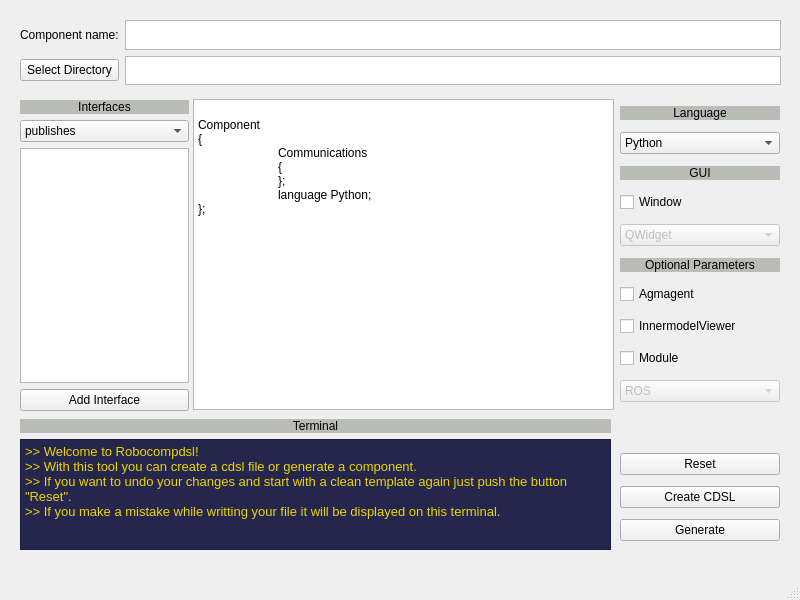
Qt form robocompdsl-gui/gui.ui (robocomp/tools) before a commit.
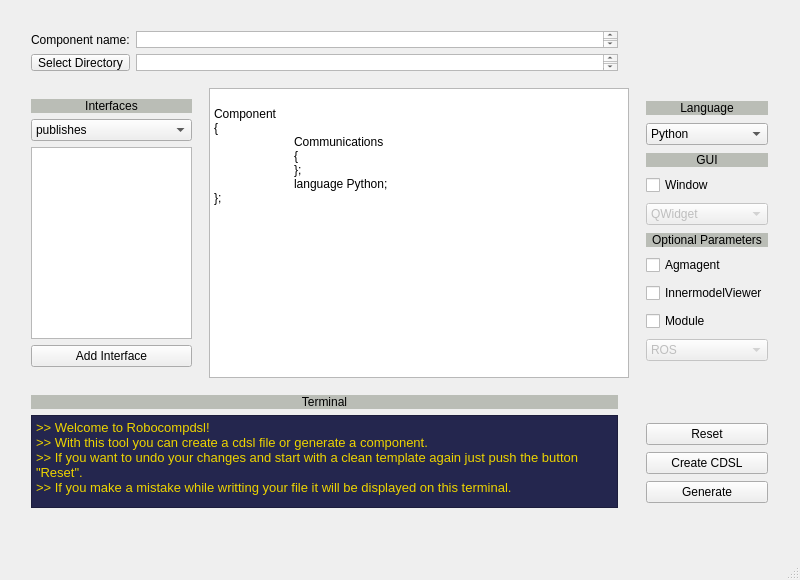
The same form after that commit.

The edit to the form file:
```diff
--- a/robocompdsl-gui/gui.ui
+++ b/robocompdsl-gui/gui.ui
@@ -10,34 +10,104 @@
     <x>0</x>
     <y>0</y>
     <width>800</width>
-    <height>600</height>
+    <height>580</height>
    </rect>
   </property>
   <property name="minimumSize">
    <size>
     <width>800</width>
-    <height>600</height>
+    <height>580</height>
    </size>
   </property>
   <property name="maximumSize">
    <size>
     <width>800</width>
-    <height>600</height>
+    <height>580</height>
+   </size>
+  </property>
+  <property name="baseSize">
+   <size>
+    <width>0</width>
+    <height>0</height>
    </size>
   </property>
   <property name="windowTitle">
    <string>MainWindow</string>
   </property>
-  <widget class="QWidget" name="centralwidget">
+  <widget class="QWidget" name="centralWidget">
+   <widget class="QWidget" name="gridLayoutWidget">
+    <property name="geometry">
+     <rect>
+      <x>9</x>
+      <y>9</y>
+      <width>781</width>
+      <height>521</height>
+     </rect>
+    </property>
+    <layout class="QGridLayout" name="gridLayout">
+     <item row="2" column="0" colspan="2">
+      <widget class="QWidget" name="terminal" native="true">
+       <property name="sizePolicy">
+        <sizepolicy hsizetype="Preferred" vsizetype="Preferred">
+         <horstretch>0</horstretch>
+         <verstretch>0</verstretch>
+        </sizepolicy>
+       </property>
+       <property name="minimumSize">
+        <size>
+         <width>0</width>
+         <height>135</height>
+        </size>
+       </property>
+       <property name="maximumSize">
+        <size>
+         <width>16777215</width>
+         <height>135</height>
+        </size>
+       </property>
+       <layout class="QVBoxLayout" name="verticalLayout_7">
+        <item>
+         <widget class="QLabel" name="terminalLabel">
+          <property name="sizePolicy">
+           <sizepolicy hsizetype="Preferred" vsizetype="Preferred">
+            <horstretch>0</horstretch>
+            <verstretch>0</verstretch>
+           </sizepolicy>
+          </property>
+          <property name="styleSheet">
+           <string notr="true">background-color: rgb(186, 189, 182);</string>
+          </property>
+          <property name="text">
+           <string>Terminal</string>
+          </property>
+          <property name="alignment">
+           <set>Qt::AlignCenter</set>
+          </property>
+         </widget>
+        </item>
+        <item>
+         <widget class="QTextEdit" name="terminal_2">
+          <property name="styleSheet">
+           <string notr="true">background-color: rgb(36, 38, 78);
+font: 11pt &quot;Ubuntu Mono&quot;;</string>
+          </property>
+          <property name="html">
+           <string>&lt;!DOCTYPE HTML PUBLIC &quot;-//W3C//DTD HTML 4.0//EN&quot; &quot;http://www.w3.org/TR/REC-html40/strict.dtd&quot;&gt;
+&lt;html&gt;&lt;head&gt;&lt;meta name=&quot;qrichtext&quot; content=&quot;1&quot; /&gt;&lt;style type=&quot;text/css&quot;&gt;
+p, li { white-space: pre-wrap; }
+&lt;/style&gt;&lt;/head&gt;&lt;body style=&quot; font-family:'Ubuntu Mono'; font-size:11pt; font-weight:400; font-style:normal;&quot;&gt;
+&lt;p style=&quot; margin-top:0px; margin-bottom:0px; margin-left:0px; margin-right:0px; -qt-block-indent:0; text-indent:0px;&quot;&gt;&lt;span style=&quot; font-size:10pt; color:#edd400;&quot;&gt;&amp;gt;&amp;gt; Welcome to Robocompdsl!&lt;/span&gt;&lt;/p&gt;
+&lt;p style=&quot; margin-top:0px; margin-bottom:0px; margin-left:0px; margin-right:0px; -qt-block-indent:0; text-indent:0px;&quot;&gt;&lt;span style=&quot; font-size:10pt; color:#edd400;&quot;&gt;&amp;gt;&amp;gt; With this tool you can create a cdsl file or generate a component.&lt;/span&gt;&lt;/p&gt;
+&lt;p style=&quot; margin-top:0px; margin-bottom:0px; margin-left:0px; margin-right:0px; -qt-block-indent:0; text-indent:0px;&quot;&gt;&lt;span style=&quot; font-size:10pt; color:#edd400;&quot;&gt;&amp;gt;&amp;gt; If you want to undo your changes and start with a clean template again just push the button &amp;quot;Reset&amp;quot;.&lt;/span&gt;&lt;/p&gt;
+&lt;p style=&quot; margin-top:0px; margin-bottom:0px; margin-left:0px; margin-right:0px; -qt-block-indent:0; text-indent:0px;&quot;&gt;&lt;span style=&quot; font-size:10pt; color:#edd400;&quot;&gt;&amp;gt;&amp;gt; If you make a mistake while writting your file it will be displayed on this terminal.&lt;/span&gt;&lt;/p&gt;&lt;/body&gt;&lt;/html&gt;</string>
+          </property>
+         </widget>
+        </item>
+       </layout>
+      </widget>
+     </item>
+     <item row="1" column="0">
    <widget class="QWidget" name="interfaces" native="true">
-    <property name="geometry">
-     <rect>
-      <x>20</x>
-      <y>100</y>
-      <width>169</width>
-      <height>311</height>
-     </rect>
-    </property>
     <layout class="QVBoxLayout" name="verticalLayout">
      <item>
       <widget class="QLabel" name="interfacesLabel">
@@ -94,15 +164,9 @@
      </item>
     </layout>
    </widget>
+     </item>
+     <item row="1" column="2">
    <widget class="QWidget" name="options" native="true">
-    <property name="geometry">
-     <rect>
-      <x>620</x>
-      <y>100</y>
-      <width>160</width>
-      <height>311</height>
-     </rect>
-    </property>
     <layout class="QVBoxLayout" name="verticalLayout_2">
      <item>
       <widget class="QLabel" name="LanguageLabel">
@@ -249,14 +313,14 @@
      </item>
     </layout>
    </widget>
+     </item>
+     <item row="1" column="1">
    <widget class="QPlainTextEdit" name="mainText">
-    <property name="geometry">
-     <rect>
-      <x>193</x>
-      <y>99</y>
-      <width>421</width>
-      <height>311</height>
-     </rect>
+       <property name="minimumSize">
+        <size>
+         <width>420</width>
+         <height>0</height>
+        </size>
     </property>
     <property name="plainText">
      <string>
@@ -269,16 +333,41 @@
 };</string>
     </property>
    </widget>
+     </item>
+     <item row="2" column="2">
    <widget class="QWidget" name="actions" native="true">
-    <property name="geometry">
-     <rect>
-      <x>620</x>
-      <y>448</y>
-      <width>160</width>
-      <height>101</height>
-     </rect>
+       <property name="sizePolicy">
+        <sizepolicy hsizetype="Preferred" vsizetype="Preferred">
+         <horstretch>0</horstretch>
+         <verstretch>0</verstretch>
+        </sizepolicy>
+       </property>
+       <property name="minimumSize">
+        <size>
+         <width>0</width>
+         <height>135</height>
+        </size>
+       </property>
+       <property name="maximumSize">
+        <size>
+         <width>16777215</width>
+         <height>135</height>
+        </size>
     </property>
     <layout class="QVBoxLayout" name="verticalLayout_3">
+        <item>
+         <widget class="QLabel" name="blankLabel">
+          <property name="maximumSize">
+           <size>
+            <width>16777215</width>
+            <height>20</height>
+           </size>
+          </property>
+          <property name="text">
+           <string/>
+          </property>
+         </widget>
+        </item>
      <item>
       <widget class="QPushButton" name="resetButton">
        <property name="text">
@@ -302,14 +391,14 @@
      </item>
     </layout>
    </widget>
+     </item>
+     <item row="0" column="0" colspan="2">
    <widget class="QWidget" name="componentDirectory" native="true">
-    <property name="geometry">
-     <rect>
-      <x>20</x>
-      <y>20</y>
-      <width>761</width>
-      <height>65</height>
-     </rect>
+       <property name="maximumSize">
+        <size>
+         <width>16777215</width>
+         <height>62</height>
+        </size>
     </property>
     <layout class="QGridLayout" name="gridLayout_2">
      <item row="1" column="0">
@@ -337,52 +426,6 @@
      </item>
     </layout>
    </widget>
-   <widget class="QWidget" name="terminal" native="true">
-    <property name="geometry">
-     <rect>
-      <x>20</x>
-      <y>419</y>
-      <width>591</width>
-      <height>131</height>
-     </rect>
-    </property>
-    <layout class="QVBoxLayout" name="verticalLayout_7">
-     <item>
-      <widget class="QLabel" name="terminalLabel">
-       <property name="sizePolicy">
-        <sizepolicy hsizetype="Preferred" vsizetype="Preferred">
-         <horstretch>0</horstretch>
-         <verstretch>0</verstretch>
-        </sizepolicy>
-       </property>
-       <property name="styleSheet">
-        <string notr="true">background-color: rgb(186, 189, 182);</string>
-       </property>
-       <property name="text">
-        <string>Terminal</string>
-       </property>
-       <property name="alignment">
-        <set>Qt::AlignCenter</set>
-       </property>
-      </widget>
-     </item>
-     <item>
-      <widget class="QTextEdit" name="terminal_2">
-       <property name="styleSheet">
-        <string notr="true">background-color: rgb(36, 38, 78);
-font: 11pt &quot;Ubuntu Mono&quot;;</string>
-       </property>
-       <property name="html">
-        <string>&lt;!DOCTYPE HTML PUBLIC &quot;-//W3C//DTD HTML 4.0//EN&quot; &quot;http://www.w3.org/TR/REC-html40/strict.dtd&quot;&gt;
-&lt;html&gt;&lt;head&gt;&lt;meta name=&quot;qrichtext&quot; content=&quot;1&quot; /&gt;&lt;style type=&quot;text/css&quot;&gt;
-p, li { white-space: pre-wrap; }
-&lt;/style&gt;&lt;/head&gt;&lt;body style=&quot; font-family:'Ubuntu Mono'; font-size:11pt; font-weight:400; font-style:normal;&quot;&gt;
-&lt;p style=&quot; margin-top:0px; margin-bottom:0px; margin-left:0px; margin-right:0px; -qt-block-indent:0; text-indent:0px;&quot;&gt;&lt;span style=&quot; font-size:10pt; color:#edd400;&quot;&gt;&amp;gt;&amp;gt; Welcome to Robocompdsl!&lt;/span&gt;&lt;/p&gt;
-&lt;p style=&quot; margin-top:0px; margin-bottom:0px; margin-left:0px; margin-right:0px; -qt-block-indent:0; text-indent:0px;&quot;&gt;&lt;span style=&quot; font-size:10pt; color:#edd400;&quot;&gt;&amp;gt;&amp;gt; With this tool you can create a cdsl file or generate a component.&lt;/span&gt;&lt;/p&gt;
-&lt;p style=&quot; margin-top:0px; margin-bottom:0px; margin-left:0px; margin-right:0px; -qt-block-indent:0; text-indent:0px;&quot;&gt;&lt;span style=&quot; font-size:10pt; color:#edd400;&quot;&gt;&amp;gt;&amp;gt; If you want to undo your changes and start with a clean template again just push the button &amp;quot;Reset&amp;quot;.&lt;/span&gt;&lt;/p&gt;
-&lt;p style=&quot; margin-top:0px; margin-bottom:0px; margin-left:0px; margin-right:0px; -qt-block-indent:0; text-indent:0px;&quot;&gt;&lt;span style=&quot; font-size:10pt; color:#edd400;&quot;&gt;&amp;gt;&amp;gt; If you make a mistake while writting your file it will be displayed on this terminal.&lt;/span&gt;&lt;/p&gt;&lt;/body&gt;&lt;/html&gt;</string>
-       </property>
-      </widget>
      </item>
     </layout>
    </widget>
@@ -399,6 +442,7 @@
   </widget>
   <widget class="QStatusBar" name="statusbar"/>
  </widget>
+ <layoutdefault spacing="6" margin="11"/>
  <resources/>
  <connections/>
 </ui>
```
Left out of the diff: 9 changed lines with no effect on the pictures. Lines whose indentation alone changed are shown as unchanged.
